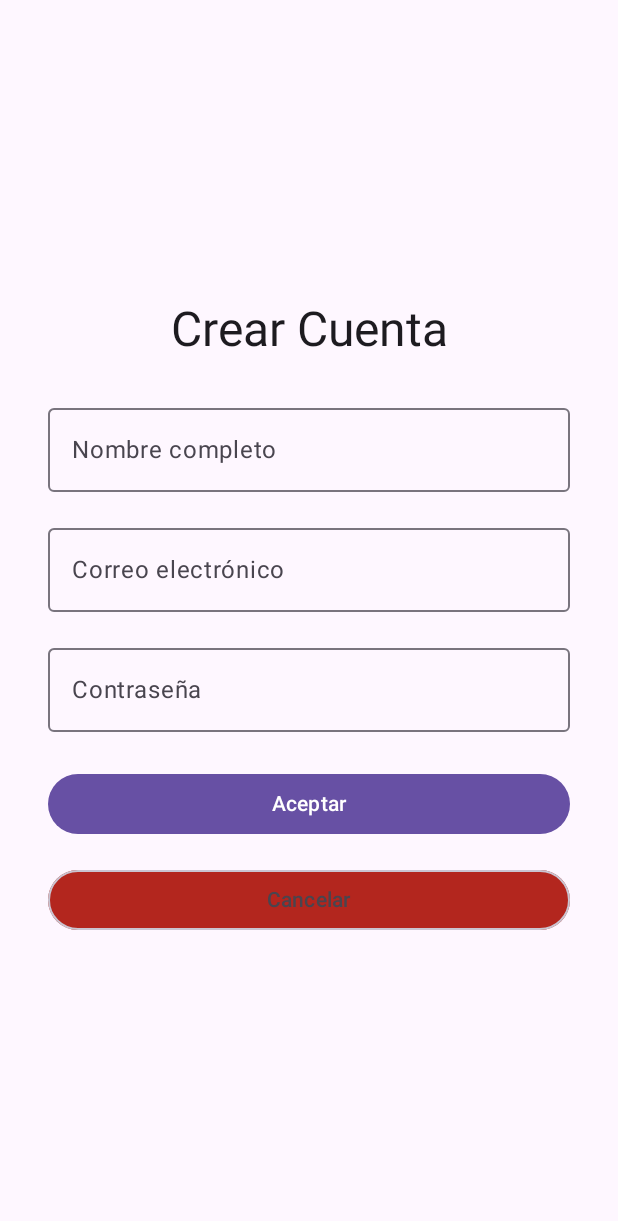
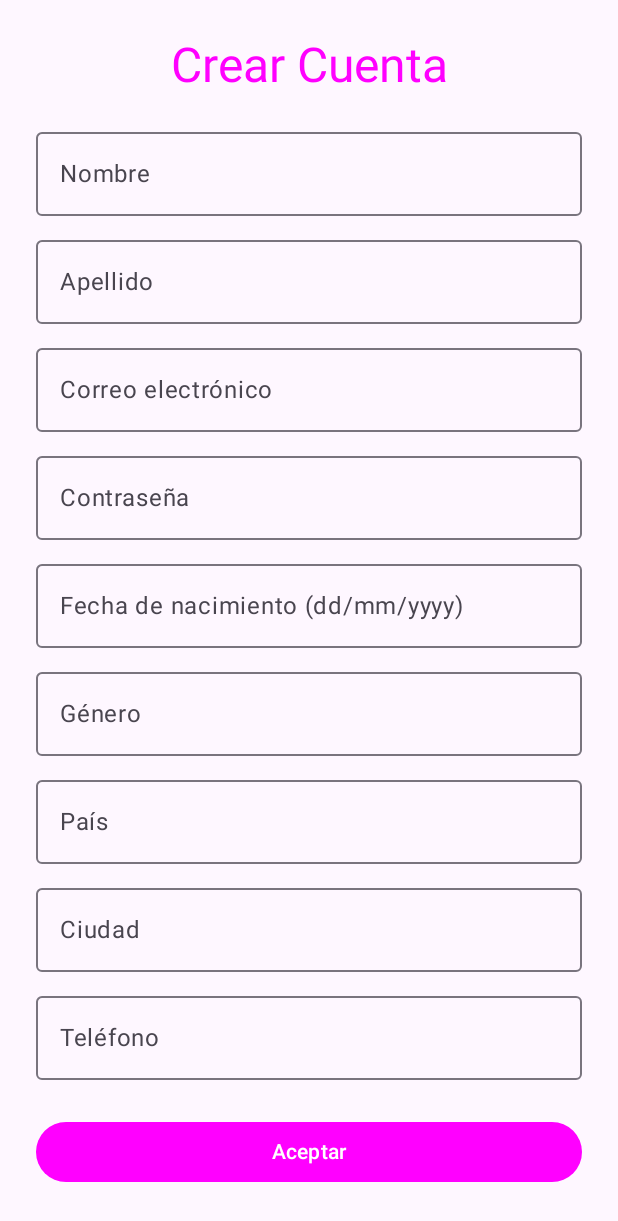
Before and after one commit to JaviiRoo/SmartFit, an Android app built with Jetpack Compose: the screen it shows after launch (MainActivity), after a tap on "¿No tienes cuenta? Regístrate", on a phone screen of 412 x 824 dp. Shown: the top 1221 px of the screen. Run offline under Robolectric (Android 15) with nearby library versions, the phone set to English and light mode, and no system bars; our stand-ins replace Room's generated code.

```diff
--- a/app/src/main/java/com/rodriguez/smartfitv2/ui/login/LoginScreen.kt
+++ b/app/src/main/java/com/rodriguez/smartfitv2/ui/login/LoginScreen.kt
@@ -1,79 +1,71 @@
 package com.rodriguez.smartfitv2.ui.login
 
-// Importaciones necesarias para el diseño y funcionalidad de la UI
-import androidx.compose.animation.AnimatedVisibility // Para animar la aparición del mensaje de error
-import androidx.compose.foundation.layout.* // Layouts básicos como Column, Spacer, etc.
-import androidx.compose.foundation.shape.RoundedCornerShape // Para bordes redondeados en el botón
-import androidx.compose.foundation.text.KeyboardOptions // Opciones del teclado (tipo email, password, etc.)
-import androidx.compose.material.icons.Icons // Acceso al grupo de íconos
-import androidx.compose.material3.* // Componentes de Material 3 como Text, Button, etc.
-import androidx.compose.runtime.* // Estados como remember y mutableStateOf
-import androidx.compose.ui.Alignment // Alineación dentro de layouts
-import androidx.compose.ui.Modifier // Modificadores para tamaño, padding, etc.
-import androidx.compose.material.icons.filled.Visibility // Ícono para mostrar contraseña
-import androidx.compose.material.icons.filled.VisibilityOff // Ícono para ocultar contraseña
-import androidx.compose.ui.text.input.ImeAction // Acción del teclado (Next, Done, etc.)
-import androidx.compose.ui.text.input.KeyboardType // Tipo de entrada del teclado (email, password...)
-import androidx.compose.ui.text.input.PasswordVisualTransformation // Oculta el texto de la contraseña
-import androidx.compose.ui.text.input.VisualTransformation // Permite mostrar u ocultar texto
-import androidx.compose.ui.unit.dp // Para definir medidas como padding y altura
-import androidx.lifecycle.viewmodel.compose.viewModel // Para obtener el ViewModel desde Compose
-import androidx.navigation.NavController // Para navegar entre pantallas
-import com.rodriguez.smartfitv2.viewmodel.LoginViewModel // ViewModel específico del Login
+import androidx.compose.animation.AnimatedVisibility
+import androidx.compose.foundation.layout.*
+import androidx.compose.foundation.shape.RoundedCornerShape
+import androidx.compose.foundation.text.KeyboardOptions
+import androidx.compose.material.icons.Icons
+import androidx.compose.material3.*
+import androidx.compose.runtime.*
+import androidx.compose.ui.Alignment
+import androidx.compose.ui.Modifier
+import androidx.compose.material.icons.filled.Visibility
+import androidx.compose.material.icons.filled.VisibilityOff
+import androidx.compose.ui.graphics.Color
+import androidx.compose.ui.text.input.ImeAction
+import androidx.compose.ui.text.input.KeyboardType
+import androidx.compose.ui.text.input.PasswordVisualTransformation
+import androidx.compose.ui.text.input.VisualTransformation
+import androidx.compose.ui.unit.dp
+import androidx.lifecycle.viewmodel.compose.viewModel
+import androidx.navigation.NavController
+import com.rodriguez.smartfitv2.viewmodel.LoginViewModel
 
-// Función principal de la pantalla de Login
 @Composable
 fun LoginScreen(navController: NavController, loginViewModel: LoginViewModel = viewModel()) {
 
-    // Estado del campo de correo electrónico
     var email by remember { mutableStateOf("") }
-
-    // Estado del campo de contraseña
     var password by remember { mutableStateOf("") }
-
-    // Estado para mostrar u ocultar la contraseña
     var passwordVisible by remember { mutableStateOf(false) }
-
-    // Estado para manejar errores de login
     var errorMessage by remember { mutableStateOf<String?>(null) }
 
-    // Validación: solo permite iniciar sesión si los campos están completos
     val isFormValid = email.isNotBlank() && password.isNotBlank()
 
-    // Contenedor principal de la pantalla
     Surface(
         modifier = Modifier.fillMaxSize(),
         color = MaterialTheme.colorScheme.background
     ) {
-        // Layout en columna centrado vertical y horizontalmente
         Column(
             modifier = Modifier
-                .padding(horizontal = 32.dp) // Espaciado lateral
+                .padding(horizontal = 32.dp)
                 .fillMaxSize(),
-            verticalArrangement = Arrangement.Center, // Centra los elementos verticalmente
-            horizontalAlignment = Alignment.CenterHorizontally // Centra horizontalmente
+            verticalArrangement = Arrangement.Center,
+            horizontalAlignment = Alignment.CenterHorizontally
         ) {
 
-            // Título de bienvenida
-            Text("¡Bienvenido a SmartFit!", style = MaterialTheme.typography.headlineLarge)
-            Spacer(modifier = Modifier.height(24.dp)) // Espacio debajo del título
+            // Magenta title
+            Text(
+                "¡Bienvenido a SmartFit!",
+                style = MaterialTheme.typography.headlineLarge,
+                color = Color.Magenta
+            )
 
-            // Campo de texto para ingresar el email
+            Spacer(modifier = Modifier.height(24.dp))
+
             OutlinedTextField(
                 value = email,
-                onValueChange = { email = it }, // Actualiza el estado cuando se escribe
+                onValueChange = { email = it },
                 label = { Text("Correo electrónico") },
                 singleLine = true,
                 keyboardOptions = KeyboardOptions(
-                    keyboardType = KeyboardType.Email, // Activa teclado tipo email
-                    imeAction = ImeAction.Next // "Next" en el teclado
+                    keyboardType = KeyboardType.Email,
+                    imeAction = ImeAction.Next
                 ),
                 modifier = Modifier.fillMaxWidth()
             )
 
-            Spacer(modifier = Modifier.height(16.dp)) // Espacio entre campos
+            Spacer(modifier = Modifier.height(16.dp))
 
-            // Campo de texto para ingresar la contraseña con opción para mostrar/ocultar
             OutlinedTextField(
                 value = password,
                 onValueChange = { password = it },
@@ -83,12 +75,12 @@ fun LoginScreen(navController: NavController, loginViewModel: LoginViewModel = v
                     keyboardType = KeyboardType.Password,
                     imeAction = ImeAction.Done
                 ),
-                // Muestra los caracteres o los oculta dependiendo del estado
                 visualTransformation = if (passwordVisible) VisualTransformation.None else PasswordVisualTransformation(),
                 trailingIcon = {
                     val icon = if (passwordVisible) Icons.Default.VisibilityOff else Icons.Default.Visibility
+                    val description = if (passwordVisible) "Ocultar contraseña" else "Mostrar contraseña"
                     IconButton(onClick = { passwordVisible = !passwordVisible }) {
-                        Icon(imageVector = icon, contentDescription = "Toggle password visibility")
+                        Icon(imageVector = icon, contentDescription = description, tint = Color.Magenta)
                     }
                 },
                 modifier = Modifier.fillMaxWidth()
@@ -96,10 +88,8 @@ fun LoginScreen(navController: NavController, loginViewModel: LoginViewModel = v
 
             Spacer(modifier = Modifier.height(24.dp))
 
-            // Botón de inicio de sesión
             Button(
                 onClick = {
-                    // Llama al método loginUser del ViewModel
                     loginViewModel.loginUser(
                         email,
                         password,
@@ -110,29 +100,28 @@ fun LoginScreen(navController: NavController, loginViewModel: LoginViewModel = v
                             }
                         },
                         onError = { error ->
-                            errorMessage = error // Muestra el mensaje de error
+                            errorMessage = error
                         }
                     )
                 },
-                enabled = isFormValid, // Solo se habilita si los campos están completos
+                enabled = isFormValid,
+                colors = ButtonDefaults.buttonColors(containerColor = Color.Magenta),
                 modifier = Modifier
                     .fillMaxWidth()
-                    .height(56.dp), // Tamaño moderno del botón
-                shape = RoundedCornerShape(12.dp) // Bordes redondeados
+                    .height(56.dp),
+                shape = RoundedCornerShape(12.dp)
             ) {
-                Text("Iniciar sesión", style = MaterialTheme.typography.titleMedium)
+                Text("Iniciar sesión", style = MaterialTheme.typography.titleMedium, color = Color.White)
             }
 
             Spacer(modifier = Modifier.height(8.dp))
 
-            // Botón de texto para ir a la pantalla de registro
             TextButton(
                 onClick = { navController.navigate("register") }
             ) {
-                Text("¿No tienes cuenta? Regístrate")
+                Text("¿No tienes cuenta? Regístrate", color = Color.Magenta)
             }
 
-            // Si hay un mensaje de error, lo mostramos con una animación
             AnimatedVisibility(visible = errorMessage != null) {
                 Column(
                     horizontalAlignment = Alignment.CenterHorizontally,
@@ -140,7 +129,7 @@ fun LoginScreen(navController: NavController, loginViewModel: LoginViewModel = v
                 ) {
                     Spacer(modifier = Modifier.height(16.dp))
                     Text(
-                        text = errorMessage ?: "", // Mostramos el error si existe
+                        text = errorMessage ?: "",
                         color = MaterialTheme.colorScheme.error,
                         style = MaterialTheme.typography.bodyMedium
                     )
--- a/app/src/main/java/com/rodriguez/smartfitv2/ui/register/RegisterScreen.kt
+++ b/app/src/main/java/com/rodriguez/smartfitv2/ui/register/RegisterScreen.kt
@@ -1,10 +1,14 @@
 package com.rodriguez.smartfitv2.ui.register
 
 import androidx.compose.foundation.layout.*
+import androidx.compose.foundation.text.KeyboardOptions
 import androidx.compose.material3.*
 import androidx.compose.runtime.*
 import androidx.compose.ui.Alignment
 import androidx.compose.ui.Modifier
+import androidx.compose.ui.graphics.Color
+
+import androidx.compose.ui.text.input.KeyboardType
 import androidx.compose.ui.unit.dp
 import androidx.lifecycle.viewmodel.compose.viewModel
 import androidx.navigation.NavController
@@ -12,9 +16,16 @@ import com.rodriguez.smartfitv2.viewmodel.RegisterViewModel
 
 @Composable
 fun RegisterScreen(navController: NavController, registerViewModel: RegisterViewModel = viewModel()) {
-    var name by remember { mutableStateOf("") }  // Campo para el nombre
+    var name by remember { mutableStateOf("") }
+    var surname by remember { mutableStateOf("") }
     var email by remember { mutableStateOf("") }
     var password by remember { mutableStateOf("") }
+    var birthday by remember { mutableStateOf("") }
+    var gender by remember { mutableStateOf("") }
+    var country by remember { mutableStateOf("") }
+    var city by remember { mutableStateOf("") }
+    var telephone by remember { mutableStateOf("") }
+
     var errorMessage by remember { mutableStateOf<String?>(null) }
 
     Surface(
@@ -23,81 +34,71 @@ fun RegisterScreen(navController: NavController, registerViewModel: RegisterView
     ) {
         Column(
             modifier = Modifier
-                .padding(horizontal = 32.dp)
+                .padding(24.dp)
                 .fillMaxSize(),
             verticalArrangement = Arrangement.Center,
             horizontalAlignment = Alignment.CenterHorizontally
         ) {
-            Text("Crear Cuenta", style = MaterialTheme.typography.headlineLarge)
-            Spacer(modifier = Modifier.height(24.dp))
+            Text("Crear Cuenta", style = MaterialTheme.typography.headlineLarge, color = Color.Magenta)
+            Spacer(modifier = Modifier.height(16.dp))
 
-            // Campo para el nombre
-            OutlinedTextField(
-                value = name,
-                onValueChange = { name = it },
-                label = { Text("Nombre completo") },
-                singleLine = true,
-                modifier = Modifier.fillMaxWidth()
-            )
+            @Composable
+            fun outlinedField(value: String, onChange: (String) -> Unit, label: String, keyboardType: KeyboardType = KeyboardType.Text) {
+                OutlinedTextField(
+                    value = value,
+                    onValueChange = onChange,
+                    label = { Text(label) },
+                    singleLine = true,
+                    keyboardOptions = KeyboardOptions(keyboardType = keyboardType),
+                    modifier = Modifier.fillMaxWidth()
+                )
+                Spacer(modifier = Modifier.height(8.dp))
+            }
+
+            outlinedField(name, { name = it }, "Nombre")
+            outlinedField(surname, { surname = it }, "Apellido")
+            outlinedField(email, { email = it }, "Correo electrónico", KeyboardType.Email)
+            outlinedField(password, { password = it }, "Contraseña", KeyboardType.Password)
+            outlinedField(birthday, { birthday = it }, "Fecha de nacimiento (dd/mm/yyyy)")
+            outlinedField(gender, { gender = it }, "Género")
+            outlinedField(country, { country = it }, "País")
+            outlinedField(city, { city = it }, "Ciudad")
+            outlinedField(telephone, { telephone = it }, "Teléfono", KeyboardType.Number)
 
             Spacer(modifier = Modifier.height(16.dp))
 
-            OutlinedTextField(
-                value = email,
-                onValueChange = { email = it },
-                label = { Text("Correo electrónico") },
-                singleLine = true,
-                modifier = Modifier.fillMaxWidth()
-            )
-
-            Spacer(modifier = Modifier.height(16.dp))
-
-            OutlinedTextField(
-                value = password,
-                onValueChange = { password = it },
-                label = { Text("Contraseña") },
-                singleLine = true,
-                modifier = Modifier.fillMaxWidth()
-            )
-
-            Spacer(modifier = Modifier.height(24.dp))
-
-            // Botón Aceptar (para registrarse)
             Button(
                 onClick = {
-                    // Ahora pasamos 'name', 'email' y 'password'
                     registerViewModel.registerUser(
-                        name,
-                        email,
-                        password,
-                        onSuccess = {
-                            navController.navigate("login") // Navegar a login después de registrar
-                        },
-                        onError = { error ->
-                            errorMessage = error
-                        }
+                        name.trim(),
+                        surname.trim(),
+                        email.trim(),
+                        password.trim(),
+                        birthday.trim(),
+                        gender.trim(),
+                        country.trim(),
+                        city.trim(),
+                        telephone.trim(),
+                        onSuccess = { navController.navigate("login") },
+                        onError = { errorMessage = it }
                     )
                 },
                 modifier = Modifier.fillMaxWidth(),
-                colors = ButtonDefaults.buttonColors(containerColor = MaterialTheme.colorScheme.primary)
+                colors = ButtonDefaults.buttonColors(containerColor = Color.Magenta)
             ) {
                 Text("Aceptar")
             }
 
-            Spacer(modifier = Modifier.height(16.dp))
+            Spacer(modifier = Modifier.height(8.dp))
 
-            // Botón Cancelar (para cancelar el registro y volver)
             OutlinedButton(
-                onClick = {
-                    navController.popBackStack() // Navegar hacia atrás (cancelar registro)
-                },
+                onClick = { navController.popBackStack() },
                 modifier = Modifier.fillMaxWidth(),
-                colors = ButtonDefaults.outlinedButtonColors(containerColor = MaterialTheme.colorScheme.error)
+                colors = ButtonDefaults.outlinedButtonColors(contentColor = Color.Magenta)
             ) {
                 Text("Cancelar")
             }
 
-            // Mostrar error si existe
             errorMessage?.let {
                 Spacer(modifier = Modifier.height(16.dp))
                 Text(text = it, color = MaterialTheme.colorScheme.error)
--- a/app/src/main/java/com/rodriguez/smartfitv2/ui/theme/Color.kt
+++ b/app/src/main/java/com/rodriguez/smartfitv2/ui/theme/Color.kt
@@ -9,3 +9,5 @@ val Pink80 = Color(0xFFEFB8C8)
 val Purple40 = Color(0xFF6650a4)
 val PurpleGrey40 = Color(0xFF625b71)
 val Pink40 = Color(0xFF7D5260)
+
+val MagentaSmartFit = Color(0xFFFF00FF)
--- a/app/src/main/java/com/rodriguez/smartfitv2/viewmodel/LoginViewModel.kt
+++ b/app/src/main/java/com/rodriguez/smartfitv2/viewmodel/LoginViewModel.kt
@@ -1,27 +1,26 @@
-package com.rodriguez.smartfitv2.viewmodel;
+package com.rodriguez.smartfitv2.viewmodel
 
-import android.app.Application //Accede al contexto desde el ViewModel.
-import androidx.lifecycle.AndroidViewModel //Variante de ViewModel que permite acceder al contexto (ideal para bases de datos locales).
-import androidx.lifecycle.viewModelScope //un CoroutineScope ligado al ciclo de vida del ViewModel.
-import com.rodriguez.smartfitv2.data.AppDatabase //Accede a la base de datos y a la lógica de usuario.
+import android.app.Application
+import androidx.lifecycle.AndroidViewModel
+import androidx.lifecycle.viewModelScope
+import com.rodriguez.smartfitv2.data.AppDatabase
 import com.rodriguez.smartfitv2.data.repository.UserRepository
-import com.rodriguez.smartfitv2.data.dao.UserDao
-import kotlinx.coroutines.launch //Permite correr código asincrónico de forma segura en el viewModelScope.
+import kotlinx.coroutines.launch
 
-class LoginViewModel(application: Application) : AndroidViewModel(application) { //Define el ViewModel para la pantalla de login. Extiende de AndroidViewModel en vez de ViewModel, para poder acceder al Application (y por ende al contexto necesario para Room).
+class LoginViewModel(application: Application) : AndroidViewModel(application) {
 
-    private val userDao = AppDatabase.getDatabase(application).userDao() //Inicializa el DAO de usuario, obtiene la instancia Singleton de la base de datos y llama a userDao().
-    private val repository = UserRepository(userDao) //Crea una instancia del repositorio de usuarios, que encapsula el acceso a datos y la lógica de autenticación.
+    private val userDao = AppDatabase.getDatabase(application).userDao()
+    private val repository = UserRepository(userDao)
 
-    fun loginUser( // Método público que la UI llama cuando se quiere hacer login.
-        email: String, //Recibe email
-        password: String, //Recibe password
-        onSuccess: () -> Unit, //Callback en caso de éxito donde onSuccess manda lo que se debe hacer a continuación (dirigirse a Home).
-        onError: (String) -> Unit //Callback en caso de error y qué es lo que debe hacer en este caso (colocar mensaje de error).
+    fun loginUser(
+        email: String,
+        password: String,
+        onSuccess: () -> Unit,
+        onError: (String) -> Unit
     ) {
-        viewModelScope.launch { //Ejecuta el código asincrónicamente dentro del viewModelScope y evita bloquear el hilo principal para acceder a la base de datos.
-            val user = repository.loginUser(email, password) //Llama al método del repositorio, que consulta si existe un usuario con esas credenciales.
-            if (user != null) { //Si encuentra el usuario, llama al callback de éxito y si no, llama al de error con un mensaje personalizado.
+        viewModelScope.launch {
+            val user = repository.loginUser(email, password)
+            if (user != null) {
                 onSuccess()
             } else {
                 onError("Credenciales incorrectas")
```
Also changed, not shown: app/src/main/java/com/rodriguez/smartfitv2/ui/home/HomeScreen.kt (+21 -16 lines), app/src/main/java/com/rodriguez/smartfitv2/ui/theme/Theme.kt (+10 -7 lines), app/src/main/java/com/rodriguez/smartfitv2/viewmodel/RegisterViewModel.kt (+55 -11 lines).
